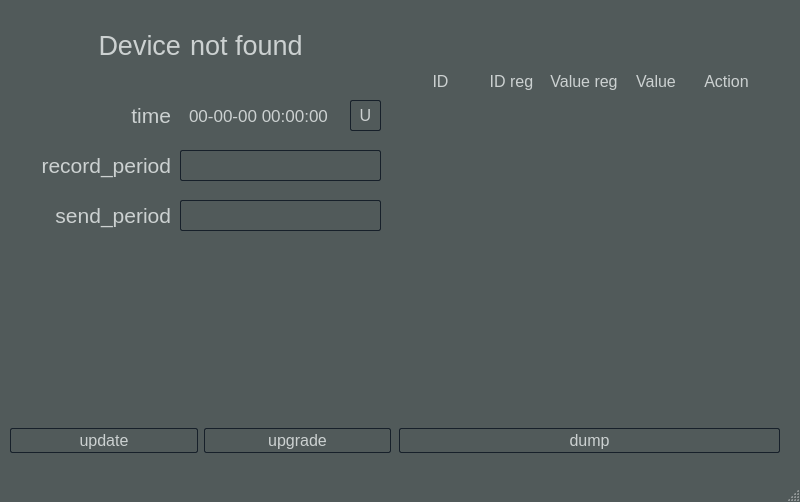
First picture: the form in mainwindow.ui, repository DrDeLaBill/logger, before the edit.
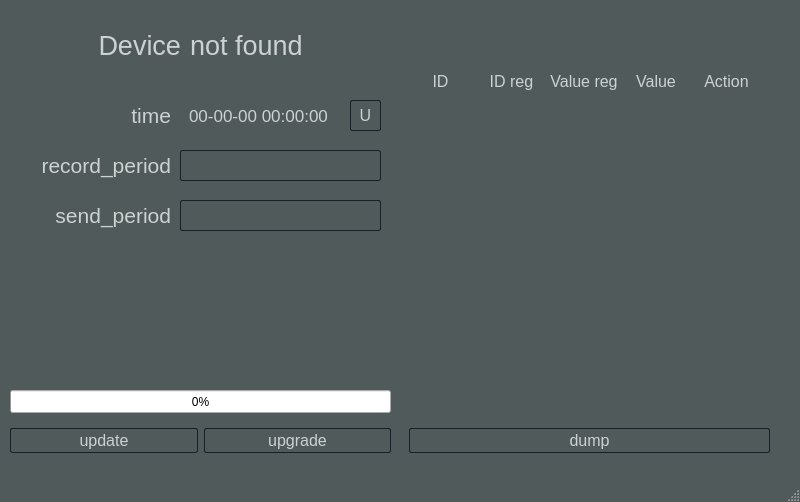
Second picture: the form after the edit.

Patch:
```diff
--- a/mainwindow.ui
+++ b/mainwindow.ui
@@ -365,6 +365,19 @@
          </item>
         </layout>
        </widget>
+       <widget class="QProgressBar" name="progressBar">
+        <property name="geometry">
+         <rect>
+          <x>0</x>
+          <y>380</y>
+          <width>381</width>
+          <height>23</height>
+         </rect>
+        </property>
+        <property name="value">
+         <number>0</number>
+        </property>
+       </widget>
       </widget>
      </item>
      <item>
@@ -523,9 +536,9 @@
        <widget class="QWidget" name="horizontalLayoutWidget_4">
         <property name="geometry">
          <rect>
-          <x>0</x>
+          <x>10</x>
           <y>410</y>
-          <width>381</width>
+          <width>361</width>
           <height>41</height>
          </rect>
         </property>
```
